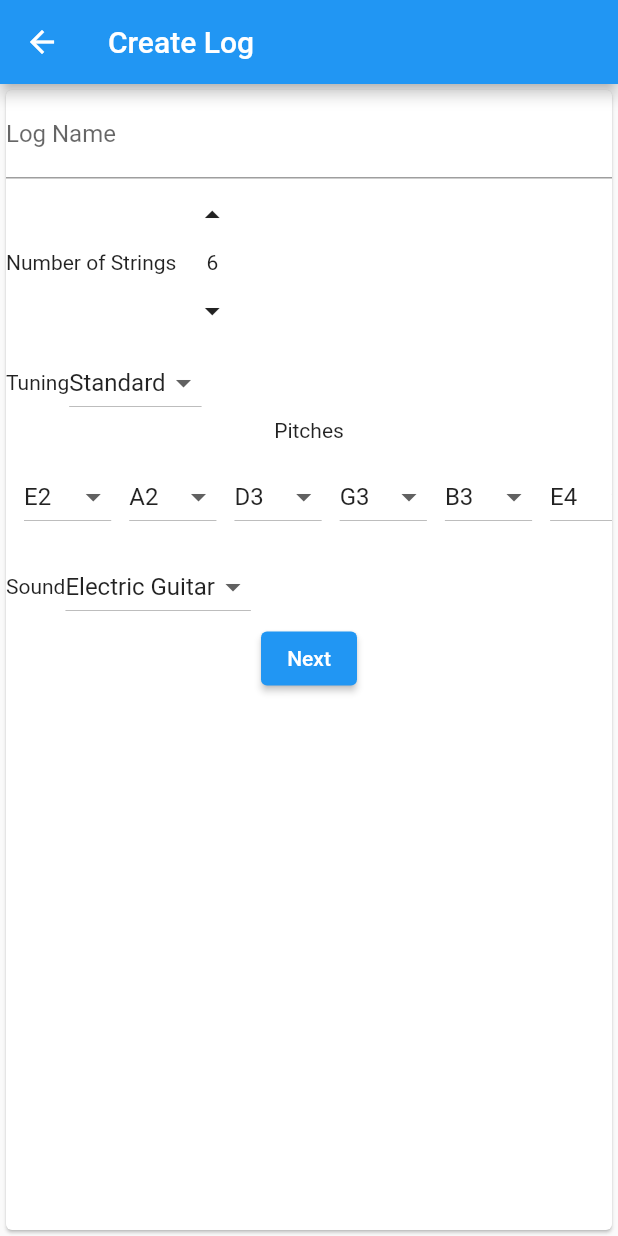
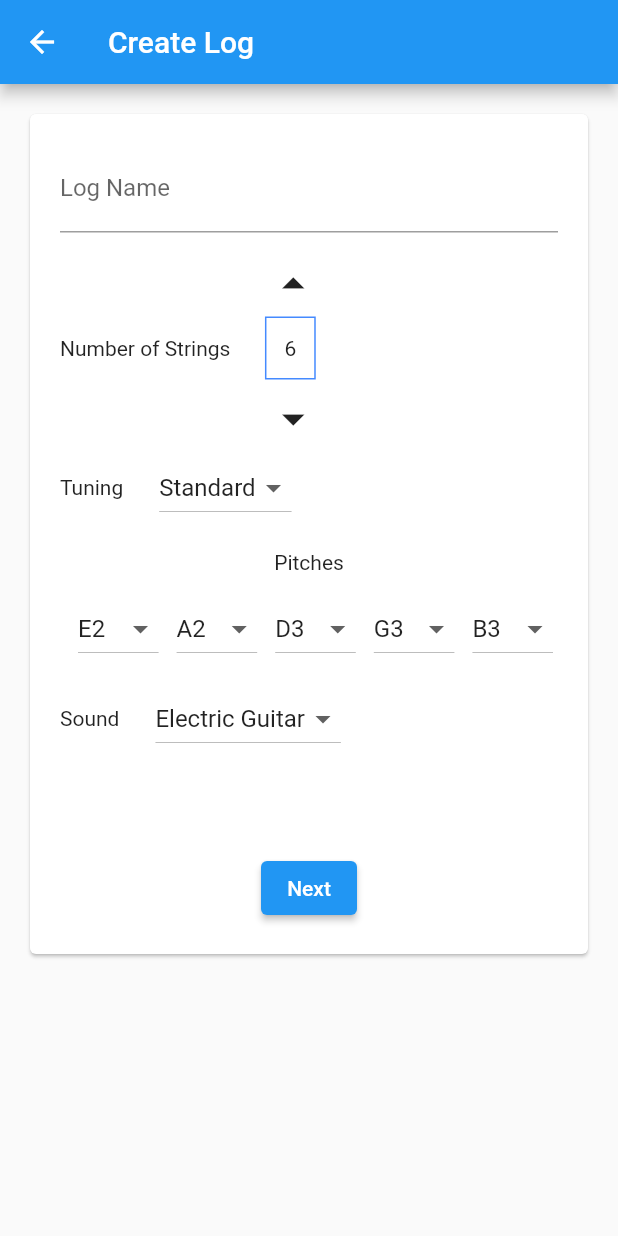
Before and after one commit to aryanakr/chords_catalog, a Flutter app: the screen it shows after launch, after a tap on "New Log", on a phone screen of 412 x 824 dp. Run offline on Flutter 3.47's test engine with Material 2 defaults, Android fonts, the phone set to English and light mode, and no system bars; our stand-ins replace csv; missing offline and left inert: dart:ffi.

Commit message:
create log fixes

```diff
--- a/lib/components/number_picker.dart
+++ b/lib/components/number_picker.dart
@@ -1,21 +1,18 @@
 import 'package:flutter/material.dart';
 
 class NumberPicker extends StatefulWidget {
-
   int value;
   final ValueChanged<int> update;
   final int? min;
   final int? max;
-  NumberPicker({required this.value, required this.update, this.min, this.max });
+  NumberPicker({required this.value, required this.update, this.min, this.max});
 
   @override
   State<NumberPicker> createState() => _NumberPickerState();
 }
 
 class _NumberPickerState extends State<NumberPicker> {
-
   void increaseValue() {
-
     if (widget.max != null && widget.max! <= widget.value) {
       return;
     }
@@ -27,7 +24,6 @@ class _NumberPickerState extends State<NumberPicker> {
   }
 
   void decreaseValue() {
-
     if (widget.min != null && widget.min! >= widget.value) {
       return;
     }
@@ -40,12 +36,34 @@ class _NumberPickerState extends State<NumberPicker> {
 
   @override
   Widget build(BuildContext context) {
-    return Container(
-      child: Column(children: [
-        IconButton(onPressed: increaseValue, icon: Icon(Icons.arrow_drop_up)),
-        Text(widget.value.toString()),
-        IconButton(onPressed: decreaseValue, icon: Icon(Icons.arrow_drop_down)),
-      ],),
+    return SizedBox(
+      width: 80,
+      child: Column(
+        children: [
+          IconButton(
+              onPressed: increaseValue,
+              icon: const Icon(
+                Icons.arrow_drop_up,
+                size: 36,
+              )),
+          Container(
+            margin: const EdgeInsets.symmetric(horizontal: 16),
+            padding: const EdgeInsets.all(12),
+            child: Text(
+              widget.value.toString(),
+            ),
+            decoration:
+                BoxDecoration(border: Border.all(color: Colors.blueAccent)),
+          ),
+          IconButton(
+            onPressed: decreaseValue,
+            icon: const Icon(
+          Icons.arrow_drop_down,
+          size: 36,
+            ),
+          ),
+        ],
+      ),
     );
   }
 }
--- a/lib/components/tuning_picker.dart
+++ b/lib/components/tuning_picker.dart
@@ -8,35 +8,31 @@ class TuningPicker extends StatefulWidget {
   List<String> currentTuningPitches;
   final void Function(String, List<String>) update;
 
-
-  TuningPicker({
+  TuningPicker(
+      {Key? key,
       required this.numStrings,
       required this.tuningName,
       required this.currentTuningPitches,
-    required this.update
-      });
+      required this.update})
+      : super(key: key);
 
   @override
   State<TuningPicker> createState() => _TuningPickerState();
 }
 
 class _TuningPickerState extends State<TuningPicker> {
-  void _setTuning(List<String> tune) {
+  void _setTuning(String name, List<String> tune) {
     setState(() {
       widget.currentTuningPitches = tune;
-      widget.update(widget.tuningName, tune);
+      widget.update(name, tune);
     });
   }
 
   void _setTuningPitch(int index, String? pitchLabel) {
     setState(() {
       widget.currentTuningPitches[index] = pitchLabel ?? '';
-      widget.update(widget.tuningName, widget.currentTuningPitches);
+      widget.update(Tuning.customTuningName, widget.currentTuningPitches);
     });
-  }
-
-  void _setTuningFromDefaults() {
-
   }
 
   @override
@@ -44,31 +40,40 @@ class _TuningPickerState extends State<TuningPicker> {
     List<Tuning> tuningsList =
         Tuning.retrieveKnownTuningForStrings(widget.numStrings);
 
-    return Container(
-      child: Column(
+    return Column(
       children: [
         Row(
           children: [
-              Text('Tuning'),
+            const Text('Tuning'),
+            const SizedBox(
+              width: 24,
+            ),
             DropdownButton(
                 items: [
                   for (Tuning t in tuningsList)
                     DropdownMenuItem(
                       child: Text(t.name),
-                        value: t,
+                      value: t.name,
                     ),
                 ],
-                  value: tuningsList[0],
-                  onChanged: (Tuning? selTuning) {
-                    if (selTuning != null && !selTuning.isCustomTuning) {
+                value: widget.tuningName,
+                onChanged: (String? selTuning) {
+                  if (selTuning != null) {
+                    final tuning = tuningsList
+                        .firstWhere((element) => element.name == selTuning);
+                    if (!tuning.isCustomTuning) {
                       final labels =
-                          selTuning.openNotes.map((e) => e.label).toList();
-                      _setTuning(labels);
+                          tuning.openNotes.map((e) => e.label).toList();
+                      _setTuning(tuning.name, labels);
+                    }
                   }
                 })
           ],
         ),
-          Text('Pitches'),
+        const SizedBox(
+          height: 18,
+        ),
+        const Text('Pitches'),
         SingleChildScrollView(
           scrollDirection: Axis.horizontal,
           padding: const EdgeInsets.all(12),
@@ -85,7 +90,8 @@ class _TuningPickerState extends State<TuningPicker> {
                             child: Text(''),
                             value: '',
                           ),
-                            for (String label in MidiNote.allNoteLabels())
+                          for (String label
+                              in MidiNote.allNoteLabels().skip(24))
                             DropdownMenuItem(
                               child: Text(label),
                               value: label,
@@ -95,7 +101,7 @@ class _TuningPickerState extends State<TuningPicker> {
                         onChanged: (String? selPitchLabel) {
                           _setTuningPitch(pitchIndex, selPitchLabel);
                         }),
-                      SizedBox(
+                    const SizedBox(
                       width: 12,
                     )
                   ],
@@ -104,7 +110,6 @@ class _TuningPickerState extends State<TuningPicker> {
           ),
         )
       ],
-      ),
     );
   }
 }
--- a/lib/models/instrument.dart
+++ b/lib/models/instrument.dart
@@ -36,18 +36,21 @@ class Tuning {
       MidiNote.byLabel(label: 'B3'),
       MidiNote.byLabel(label: 'E4'),
     ];
+    isCustomTuning = false;
     name = 'Standard';
     numStrings = 6;
 
   }
 
   static List<Tuning> retrieveKnownTuningForStrings(int numStrings) {
-    Tuning custom = Tuning(name: 'Custom', openNotes: [], numStrings: numStrings, isCustomTuning: true);
+    Tuning custom = Tuning(name: customTuningName, openNotes: [], numStrings: numStrings, isCustomTuning: true);
     if (numStrings == 6) {
-      return [Tuning.standardTuning(), custom];
+      return [custom, Tuning.standardTuning()];
     }
 
     return [custom];
   }
 
+  static String customTuningName =  'Custom';
+
 }
--- a/lib/screens/create_log_screen.dart
+++ b/lib/screens/create_log_screen.dart
@@ -22,13 +22,19 @@ class CreateLogScreen extends StatelessWidget {
     }
 
     return Scaffold(
-      appBar: AppBar(title: Text('Create Log'),),
-      body: Center(
-        child: Card(
-          child: Column(
-            children: [
-              InstrumentConfigurationWidget(submit: _onLogConfigSubmited)
-            ],
+      appBar: AppBar(title: const Text('Create Log'),),
+      body: SingleChildScrollView(
+        scrollDirection: Axis.vertical,
+        child: Container(
+          height: 600,
+          width: MediaQuery.of(context).size.width,
+          child: Center(
+            child: Container(
+              margin: const EdgeInsets.all(16),
+              child: Card(
+                child: InstrumentConfigurationWidget(submit: _onLogConfigSubmited),
+              ),
+            ),
           ),
         ),
       ),
--- a/lib/screens/home_screen.dart
+++ b/lib/screens/home_screen.dart
@@ -4,17 +4,32 @@ import 'package:flutter/material.dart';
 class HomeScreen extends StatelessWidget {
   static const routeName = '/home';
 
-  const HomeScreen({ Key? key }) : super(key: key);
+  const HomeScreen({Key? key}) : super(key: key);
 
   @override
   Widget build(BuildContext context) {
+
+    final screenSize = MediaQuery.of(context).size;
     return Scaffold(
-      appBar: AppBar(title: Text('My chords Log'),),
+      appBar: AppBar(
+        title: Text('My chords Log'),
+      ),
       body: Center(
-        child: Card(
-          child: ElevatedButton(child: Text('New Log'), onPressed: () {
-            Navigator.of(context).pushNamed(CreateLogScreen.routeName);
-          }),
+        child: Container(
+          width: screenSize.width / 4 * 3,
+          height: screenSize.height / 3 * 1,
+          child: Card(
+            child: Column(
+              children: [
+                ElevatedButton(
+                  child: Text('New Log'),
+                  onPressed: () {
+                    Navigator.of(context).pushNamed(CreateLogScreen.routeName);
+                  },
+                ),
+              ],
+            ),
+          ),
         ),
       ),
     );
--- a/lib/widgets/instrument_configuration_widget.dart
+++ b/lib/widgets/instrument_configuration_widget.dart
@@ -38,6 +38,8 @@ class _InstrumentConfigurationWidgetState extends State<InstrumentConfigurationW
           i < prevTuning.length ? prevTuning[i] : ''
       ];
 
+      tuningName = Tuning.customTuningName;
+
     });
   }
 
@@ -70,19 +72,22 @@ class _InstrumentConfigurationWidgetState extends State<InstrumentConfigurationW
   @override
   Widget build(BuildContext context) {
     return Container(
+      margin: const EdgeInsets.all(20),
       child: Column(
         children: [
           TextField(
-                decoration: InputDecoration(labelText: 'Log Name'),
+                decoration: const InputDecoration(labelText: 'Log Name'),
                 controller: _nameController,
               ),
+          const SizedBox(height: 8,),
           Row(children: [
-            Text('Number of Strings'),
-            NumberPicker(value: this.stringsNumber, update: _setStringNumber, min: 1)
+            const Text('Number of Strings'),
+            NumberPicker(value: stringsNumber, update: _setStringNumber, min: 1)
           ],),
           TuningPicker(numStrings: stringsNumber, update: _setTuning, currentTuningPitches: tuning, tuningName: tuningName),
           Row(children: [
-            Text('Sound'),
+            const Text('Sound'),
+            const SizedBox(width: 24,),
             DropdownButton(items: [
               for (InstrumentSound sound in InstrumentSound.DefaultSounds)
                   DropdownMenuItem(
@@ -92,13 +97,15 @@ class _InstrumentConfigurationWidgetState extends State<InstrumentConfigurationW
                 ],
                 value: instrumentSound,
                 onChanged: (InstrumentSound? selectedSound) {
-                  if (selectedSound != null)
+                  if (selectedSound != null) {
                     _setSound(selectedSound);
+                  }
                 })
           ],),
+          Expanded(child: Container(),),
           ElevatedButton(onPressed: () {
             _submitForm();
-          }, child: Text('Next'))
+          }, child: const Text('Next'))
         ],
       ),
     );
```
Lines whose indentation alone changed are shown as unchanged.
